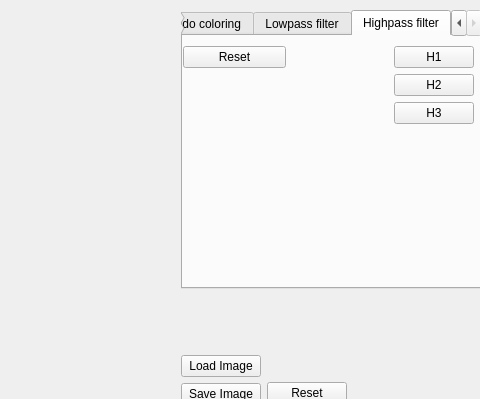
This is mainwindow.ui in Throder-TVRS/ImageProcessor as Qt 5 draws it before an edit; both pictures show x 549 to 1029 and y 0 to 399 of the 1029 by 765 pixel window. The edited form follows.
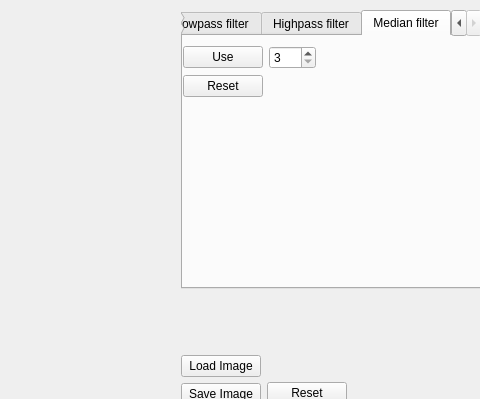
This is the edited form.

Commit message: implemented median filter

```diff
--- a/mainwindow.ui
+++ b/mainwindow.ui
@@ -27,7 +27,7 @@
      <item>
       <widget class="QTabWidget" name="operations_widget">
        <property name="currentIndex">
-        <number>10</number>
+        <number>11</number>
        </property>
        <widget class="QWidget" name="gray_scale_tab">
         <attribute name="title">
@@ -789,6 +789,76 @@
          </layout>
         </widget>
        </widget>
+       <widget class="QWidget" name="median_tab">
+        <attribute name="title">
+         <string>Median filter</string>
+        </attribute>
+        <widget class="QWidget" name="formLayoutWidget_9">
+         <property name="geometry">
+          <rect>
+           <x>0</x>
+           <y>10</y>
+           <width>291</width>
+           <height>231</height>
+          </rect>
+         </property>
+         <layout class="QFormLayout" name="formLayout_9">
+          <item row="0" column="0">
+           <widget class="QPushButton" name="mdian_use_button">
+            <property name="text">
+             <string>Use</string>
+            </property>
+           </widget>
+          </item>
+          <item row="1" column="0">
+           <widget class="QPushButton" name="median_reset">
+            <property name="text">
+             <string>Reset</string>
+            </property>
+           </widget>
+          </item>
+          <item row="0" column="1">
+           <layout class="QHBoxLayout" name="horizontalLayout_6">
+            <item>
+             <widget class="QSpinBox" name="median_size_box">
+              <property name="layoutDirection">
+               <enum>Qt::LeftToRight</enum>
+              </property>
+              <property name="showGroupSeparator" stdset="0">
+               <bool>false</bool>
+              </property>
+              <property name="minimum">
+               <number>3</number>
+              </property>
+              <property name="maximum">
+               <number>100</number>
+              </property>
+              <property name="singleStep">
+               <number>2</number>
+              </property>
+              <property name="value">
+               <number>3</number>
+              </property>
+             </widget>
+            </item>
+            <item>
+             <spacer name="horizontalSpacer_7">
+              <property name="orientation">
+               <enum>Qt::Horizontal</enum>
+              </property>
+              <property name="sizeHint" stdset="0">
+               <size>
+                <width>40</width>
+                <height>20</height>
+               </size>
+              </property>
+             </spacer>
+            </item>
+           </layout>
+          </item>
+         </layout>
+        </widget>
+       </widget>
       </widget>
      </item>
      <item>
```
The commit also changes 13 other files.
